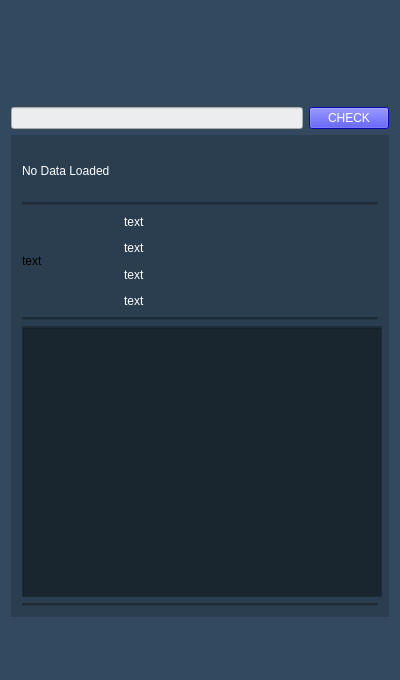
This is client/poliweatherapp/mainwindow.ui in lukaszmoskwa/poliweather as Qt 5 draws it before an edit. The edited form follows.
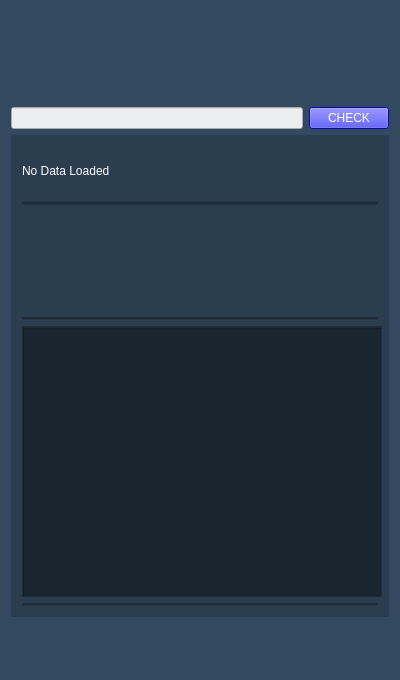
This is the edited form. Icons and pictures are not drawn.

Patch:
```diff
--- a/client/poliweatherapp/mainwindow.ui
+++ b/client/poliweatherapp/mainwindow.ui
@@ -63,7 +63,7 @@
           <string notr="true">background-color:rgba(0,0,0,0);</string>
          </property>
          <property name="text">
-          <string>text</string>
+          <string/>
          </property>
         </widget>
        </item>
@@ -172,7 +172,7 @@
 background-color:rgba(0,0,0,0);</string>
            </property>
            <property name="text">
-            <string>text</string>
+            <string/>
            </property>
           </widget>
          </item>
@@ -184,7 +184,7 @@
 background-color:rgba(0,0,0,0);</string>
            </property>
            <property name="text">
-            <string>text</string>
+            <string/>
            </property>
           </widget>
          </item>
@@ -196,7 +196,7 @@
 background-color:rgba(0,0,0,0);</string>
            </property>
            <property name="text">
-            <string>text</string>
+            <string/>
            </property>
           </widget>
          </item>
@@ -208,7 +208,7 @@
 background-color:rgba(0,0,0,0);</string>
            </property>
            <property name="text">
-            <string>text</string>
+            <string/>
            </property>
           </widget>
          </item>
@@ -335,60 +335,6 @@
          </property>
          <property name="icon">
           <iconset resource="resources.qrc">
-           <normaloff>:/images/images/language.png</normaloff>:/images/images/language.png</iconset>
-         </property>
-         <property name="iconSize">
-          <size>
-           <width>24</width>
-           <height>24</height>
-          </size>
-         </property>
-         <property name="flat">
-          <bool>true</bool>
-         </property>
-        </widget>
-       </item>
-       <item>
-        <widget class="QLabel" name="emptyLabel">
-         <property name="minimumSize">
-          <size>
-           <width>0</width>
-           <height>30</height>
-          </size>
-         </property>
-         <property name="maximumSize">
-          <size>
-           <width>16777215</width>
-           <height>30</height>
-          </size>
-         </property>
-         <property name="text">
-          <string/>
-         </property>
-        </widget>
-       </item>
-       <item>
-        <widget class="QPushButton" name="options">
-         <property name="minimumSize">
-          <size>
-           <width>30</width>
-           <height>30</height>
-          </size>
-         </property>
-         <property name="maximumSize">
-          <size>
-           <width>30</width>
-           <height>30</height>
-          </size>
-         </property>
-         <property name="styleSheet">
-          <string notr="true"/>
-         </property>
-         <property name="text">
-          <string/>
-         </property>
-         <property name="icon">
-          <iconset resource="resources.qrc">
            <normaloff>:/images/images/settings.png</normaloff>:/images/images/settings.png</iconset>
          </property>
          <property name="iconSize">
@@ -402,6 +348,25 @@
          </property>
         </widget>
        </item>
+       <item>
+        <widget class="QLabel" name="emptyLabel">
+         <property name="minimumSize">
+          <size>
+           <width>0</width>
+           <height>30</height>
+          </size>
+         </property>
+         <property name="maximumSize">
+          <size>
+           <width>16777215</width>
+           <height>30</height>
+          </size>
+         </property>
+         <property name="text">
+          <string/>
+         </property>
+        </widget>
+       </item>
       </layout>
      </widget>
     </item>
```
Left out of the diff: 2 changed lines with no effect on the pictures.
